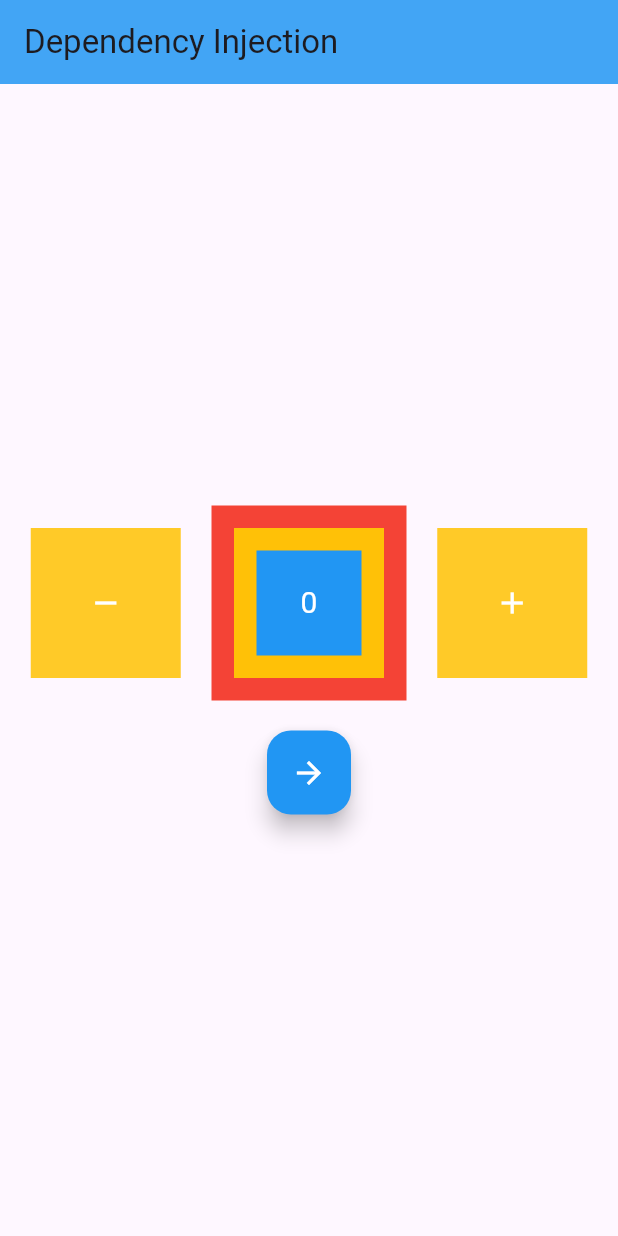
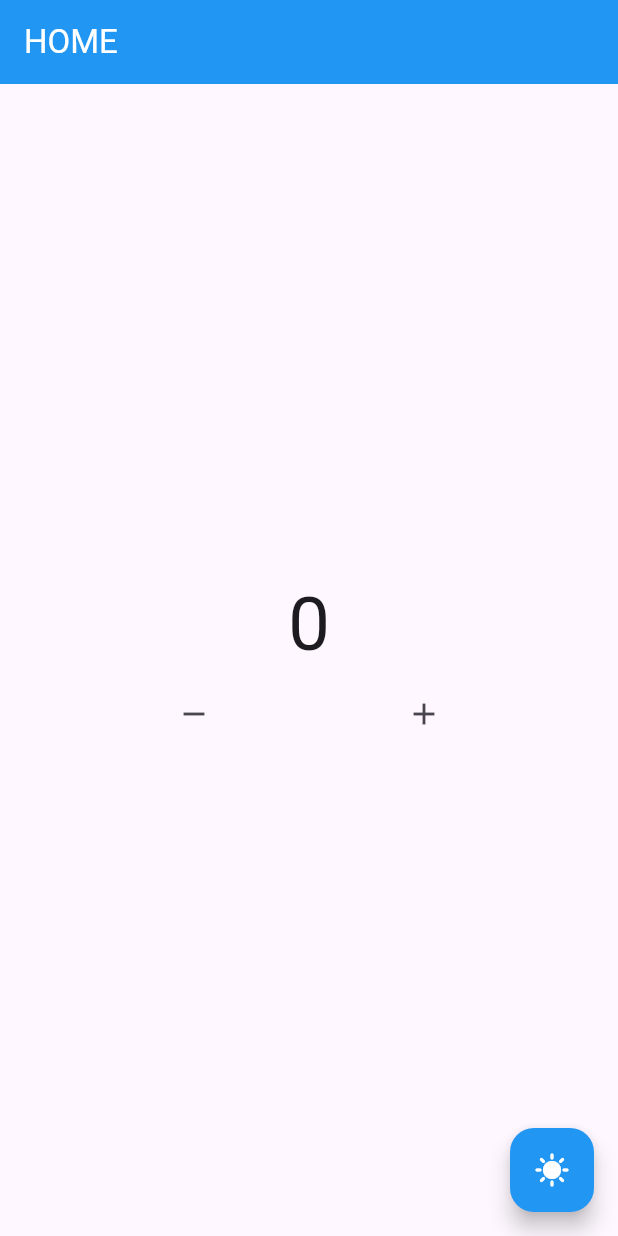
Before and after one commit to nazhtafza/learning_progress_blocflutter, a Flutter app: the screen it shows after launch, on a phone screen of 412 x 824 dp. Run offline on Flutter 3.47's test engine with Material 3 defaults, Android fonts, the phone set to English and light mode, and no system bars; our stand-ins replace bloc, flutter_bloc.

Commit message:
[NZ] Learning MultiBlocProvider

```diff
--- a/lib/bloc/counter.dart
+++ b/lib/bloc/counter.dart
@@ -1,23 +1,7 @@
 import 'package:bloc/bloc.dart';
-class Counter extends Cubit <int>{
-  Counter({this.init = 0}):super(0);
+class CounterBloc extends Cubit<int>{
+  CounterBloc() : super(0);
 
-  int init;
-
-  void increment() => emit(state + 1);
-  void decrement() => emit(state - 1);
-
-  @override
-  void onChange(Change<int> change) {
-    // TODO: implement onChange
-    super.onChange(change);
-    print(change);
-  }
-
-  @override
-  void onError(Object error, StackTrace stackTrace) {
-    // TODO: implement onError
-    super.onError(error, stackTrace);
-    print(error);
-  }
+  void add() => emit(state+1);
+  void remove() => emit(state-1);
 }
--- /dev/null
+++ b/lib/bloc/theme.dart
@@ -0,0 +1,6 @@
+import 'package:bloc/bloc.dart';
+class ThemeBloc extends Cubit<bool>{
+  ThemeBloc() : super(true);
+
+  void changeTheme()=> emit(!state);
+}
--- a/lib/home/blue.dart
+++ /dev/null
@@ -1,18 +0,0 @@
-import 'package:flutter/material.dart';
-
-import 'center_data.dart';
-
-class Blue extends StatelessWidget {
-  const Blue({
-    super.key,
-  });
-
-  @override
-  Widget build(BuildContext context) {
-    return Container(
-      margin: EdgeInsets.all(15),
-      color: Colors.blue,
-      child: CenterData(),
-    );
-  }
-}
--- a/lib/home/center_data.dart
+++ /dev/null
@@ -1,16 +0,0 @@
-import 'package:flutter/material.dart';
-
-import 'data_widget.dart';
-
-class CenterData extends StatelessWidget {
-  const CenterData({
-    super.key,
-  });
-
-  @override
-  Widget build(BuildContext context) {
-    return const Center(
-      child: DataWidget(),
-    );
-  }
-}
--- a/lib/home/data_widget.dart
+++ /dev/null
@@ -1,25 +0,0 @@
-import 'package:flutter/material.dart';
-import 'package:flutter_bloc/flutter_bloc.dart';
-
-import '../bloc/counter.dart';
-
-class DataWidget extends StatelessWidget {
-const DataWidget({
-super.key,
-});
-
-@override
-Widget build(BuildContext context) {
-  Counter mycounter = context.read<Counter>();
-return BlocBuilder(
-  bloc: mycounter,
-  builder: (context, state) => Text(
-    "$state",
-    style: const TextStyle(
-      fontSize: 20,
-      color: Colors.white,
-    ),
-  ),
-);
-}
-}
--- a/lib/home/home.dart
+++ /dev/null
@@ -1,74 +0,0 @@
-import 'package:flutter/material.dart';
-import 'package:flutter_bloc/flutter_bloc.dart';
-import 'package:latihan_bloc/bloc/counter.dart';
-import 'package:latihan_bloc/home/red.dart';
-import 'package:latihan_bloc/pages/other_pages.dart';
-
-class HomePage extends StatelessWidget {
-  const HomePage({super.key});
-
-  @override
-  Widget build(BuildContext context) {
-    // Counter mycounter = BlocProvider.of<Counter>(context);
-    Counter mycounter = context.read<Counter>();
-    return Scaffold(
-      appBar: AppBar(
-        title: const Text("Dependency Injection"),
-        backgroundColor: Colors.blue.shade400,
-      ),
-      body: Center(
-        child: Column(
-          mainAxisAlignment: MainAxisAlignment.center,
-          children: [
-            Row(
-              mainAxisAlignment: MainAxisAlignment.spaceEvenly,
-              children: [
-                Material(
-                  color: Colors.amber.shade400,
-                  child: InkWell(
-                    onTap: (){
-                      mycounter.decrement();
-                    },
-                    child: SizedBox(
-                      height: 100,
-                      width: 100,
-                      child: Icon(Icons.remove, color: Colors.white,),
-                    ),
-                  ),
-                ),
-                Red(),
-                Material(
-                  color: Colors.amber.shade400,
-                  child: InkWell(
-                    onTap: (){
-                      mycounter.increment();
-                    },
-                    child: SizedBox(
-                      height: 100,
-                      width: 100,
-                      child: Icon(Icons.add, color: Colors.white,),
-                    ),
-                  ),
-                ),
-              ],
-            ),
-            SizedBox(height: 20),
-            FloatingActionButton(
-              onPressed: (){
-                // Global Access
-                Navigator.of(context).push(
-                  MaterialPageRoute(
-                    builder: (context) => const OtherPages(),
-                ),
-                );
-                // Navigator.of(context).pushNamed("/other");
-              },
-              backgroundColor: Colors.blue,
-              child: const Icon(Icons.arrow_forward, color: Colors.white),
-            ),
-          ],
-        ),
-      ),
-    );
-  }
-}
--- a/lib/home/red.dart
+++ /dev/null
@@ -1,18 +0,0 @@
-import 'package:flutter/material.dart';
-import 'package:latihan_bloc/home/yellow.dart';
-
-class Red extends StatelessWidget {
-  const Red({
-    super.key,
-  });
-
-  @override
-  Widget build(BuildContext context) {
-    return Container(
-      width: 130,
-      height: 130,
-      color: Colors.red,
-      child: Yellow(),
-    );
-  }
-}
--- a/lib/home/yellow.dart
+++ /dev/null
@@ -1,18 +0,0 @@
-import 'package:flutter/material.dart';
-
-import 'blue.dart';
-
-class Yellow extends StatelessWidget {
-  const Yellow({
-    super.key,
-  });
-
-  @override
-  Widget build(BuildContext context) {
-    return Container(
-      margin: EdgeInsets.all(15),
-      color: Colors.amber,
-      child: Blue(),
-    );
-  }
-}
--- a/lib/main.dart
+++ b/lib/main.dart
@@ -1,28 +1,40 @@
 import 'package:flutter/material.dart';
+import 'package:latihan_bloc/bloc/counter.dart';
+import 'package:latihan_bloc/bloc/theme.dart';
+import 'package:latihan_bloc/pages/app.dart';
+import 'package:latihan_bloc/pages/home.dart';
 import 'package:flutter_bloc/flutter_bloc.dart';
-import 'package:latihan_bloc/bloc/counter.dart';
-import 'package:latihan_bloc/pages/other_pages.dart';
-import 'package:latihan_bloc/routes/routes.dart';
-
-import 'home/home.dart';
-
 void main(){
   runApp(MyApp());
 }
-
 class MyApp extends StatelessWidget {
   MyApp({super.key});
-
-  final router = AppRoute();
-  final Counter mycounter = Counter();
-
+final ThemeBloc myTheme = ThemeBloc();
   @override
   Widget build(BuildContext context) {
-    return BlocProvider(
-      create: (context) => Counter(),
-      child: MaterialApp(
-        home: HomePage(),
-      ),
+    return MultiBlocProvider(
+        providers: [
+          BlocProvider(create: (context)=> CounterBloc(),),
+          BlocProvider(create: (context)=> myTheme),
+        ],
+        child: App(myTheme: myTheme,),
     );
   }
 }
+
+
+// BlocProvider(
+// create: (context) => myTheme,
+// child: BlocBuilder<ThemeBloc, bool>(
+// bloc: myTheme,
+// builder: (context, state) {
+// return MaterialApp(
+// theme: state == true ? ThemeData.light(): ThemeData.dark(),
+// home: BlocProvider(
+// create: (context)=> CounterBloc(),
+// child: HomePage(),
+// ),
+// );
+// }
+// ),
+// );
--- /dev/null
+++ b/lib/pages/app.dart
@@ -0,0 +1,31 @@
+import 'package:flutter/material.dart';
+import 'package:flutter_bloc/flutter_bloc.dart';
+
+import '../bloc/counter.dart';
+import '../bloc/theme.dart';
+import 'home.dart';
+
+class App extends StatelessWidget {
+  const App({
+    super.key,
+    required this.myTheme,
+  });
+
+  final ThemeBloc myTheme;
+
+  @override
+  Widget build(BuildContext context) {
+    return BlocBuilder<ThemeBloc, bool>(
+        bloc: myTheme,
+        builder: (context, state) {
+          return MaterialApp(
+            theme: state == true ? ThemeData.light() : ThemeData.dark(),
+            home: BlocProvider(
+              create: (context) => CounterBloc(),
+              child: HomePage(),
+            ),
+          );
+        }
+    );
+  }
+}
--- /dev/null
+++ b/lib/pages/home.dart
@@ -0,0 +1,63 @@
+import 'package:flutter/material.dart';
+import 'package:flutter_bloc/flutter_bloc.dart';
+import 'package:latihan_bloc/bloc/counter.dart';
+import 'package:latihan_bloc/bloc/theme.dart';
+
+class HomePage extends StatelessWidget {
+  const HomePage({super.key});
+
+  @override
+  Widget build(BuildContext context) {
+    CounterBloc mycounter = context.read<CounterBloc>();
+    ThemeBloc myTheme = context.read<ThemeBloc>();
+    return Scaffold(
+      appBar: AppBar(
+        title: const Text(
+            "HOME",
+          style: TextStyle(color: Colors.white),
+        ),
+        backgroundColor: Colors.blue,
+      ),
+      body: Center(
+        child: Column(
+          mainAxisAlignment: MainAxisAlignment.center,
+          children: [
+            BlocBuilder<CounterBloc, int>(
+            bloc: mycounter,
+            builder: (context, state) {
+                return Text(
+                  "$state",
+                  style: TextStyle(fontSize: 50),
+                );
+                  }
+               ),
+            Row(
+              mainAxisAlignment: MainAxisAlignment.spaceEvenly,
+              children: [
+                IconButton(
+                  onPressed: (){
+                    mycounter.remove();
+                  },
+                  icon: Icon(Icons.remove),
+                ),
+                IconButton(
+                  onPressed: (){
+                    mycounter.add();
+                  }
+                  , icon: Icon(Icons.add),
+                ),
+              ],
+            )
+          ],
+        ),
+      ),
+      floatingActionButton: FloatingActionButton(
+          onPressed: (){
+            myTheme.changeTheme();
+          },
+        backgroundColor: Colors.blue,
+        child: Icon(Icons.sunny, color: Colors.white),
+      ),
+    );
+  }
+}
```
Also changed, not shown: lib/error_page/error_page.dart (deleted, +0 -18 lines), lib/pages/other_pages.dart (deleted, +0 -29 lines), lib/routes/routes.dart (deleted, +0 -31 lines).
